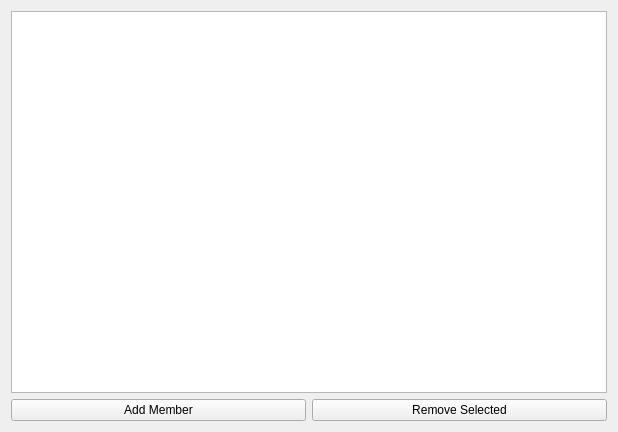
Qt form Bulk-Club/memberswidget.ui (rhellwege/Bulk-Club) before a commit.
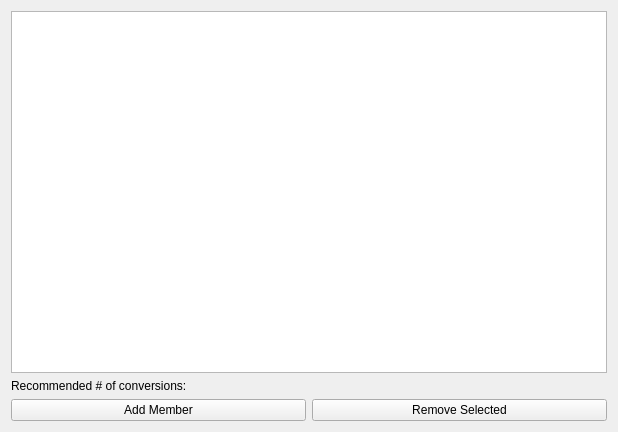
The same form after that commit.

Commit message: count number of conversions, handle permissions in the members widget

What changed in the file:
```diff
--- a/Bulk-Club/memberswidget.ui
+++ b/Bulk-Club/memberswidget.ui
@@ -19,6 +19,13 @@
      <item>
       <widget class="QTableView" name="tableViewMembers"/>
      </item>
+     <item>
+      <widget class="QLabel" name="labelConversions">
+       <property name="text">
+        <string>Recommended # of conversions: </string>
+       </property>
+      </widget>
+     </item>
      <item>
       <layout class="QHBoxLayout" name="horizontalLayout">
        <item>
```
The commit also changes 9 other files.
